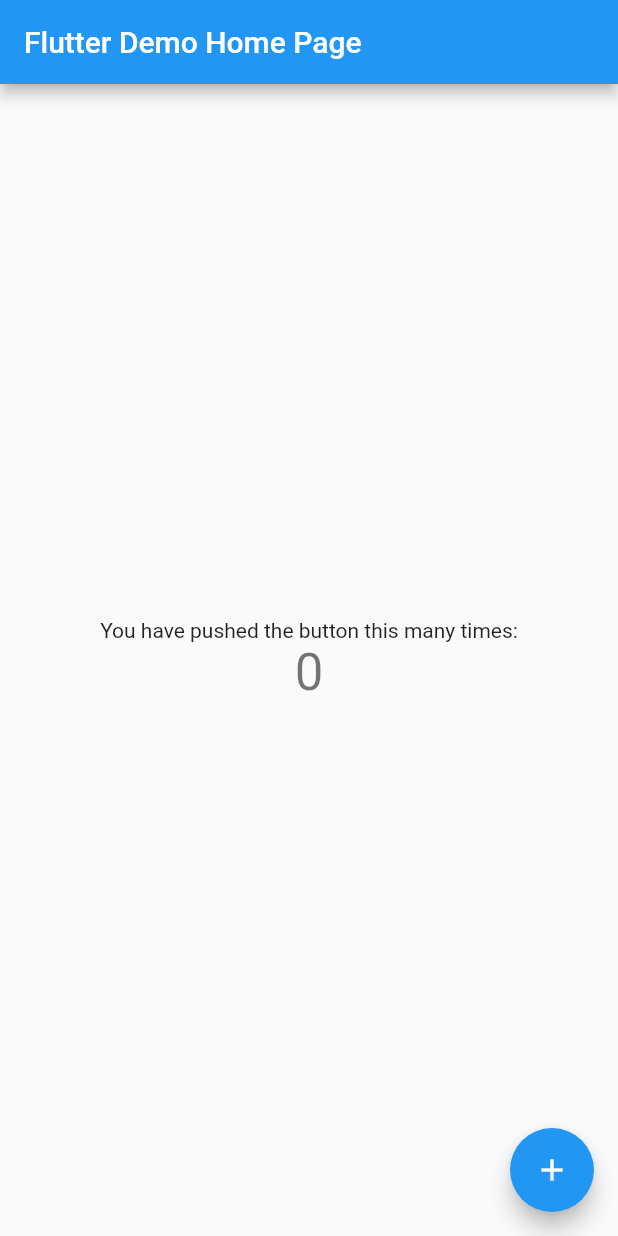
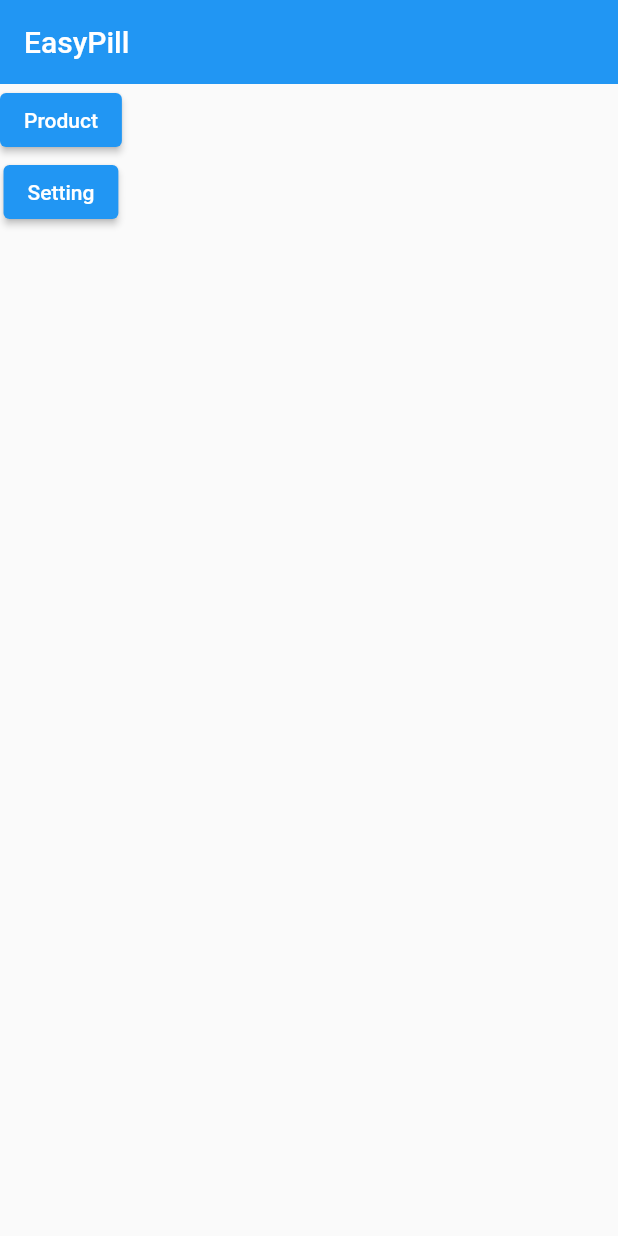
Before and after one commit to Petabyte-Studio/EasyPill_Client, a Flutter app: the screen it shows after launch, on a phone screen of 412 x 824 dp. Run offline on Flutter 3.47's test engine with Material 2 defaults, Android fonts, the light colour scheme and no system bars.

Commit message:
라우트를 통한 위젯 관리로 메인 화면 수정

```diff
--- a/lib/main.dart
+++ b/lib/main.dart
@@ -1,5 +1,6 @@
 import 'package:flutter/material.dart';
 import 'views/product_view.dart';
+import 'views/setting_view.dart';
 
 void main() {
   runApp(const MyApp());
@@ -12,106 +13,46 @@
   @override
   Widget build(BuildContext context) {
     return MaterialApp(
-      title: 'Flutter Demo',
-      theme: ThemeData(
-        // This is the theme of your application.
-        //
-        // Try running your application with "flutter run". You'll see the
-        // application has a blue toolbar. Then, without quitting the app, try
-        // changing the primarySwatch below to Colors.green and then invoke
-        // "hot reload" (press "r" in the console where you ran "flutter run",
-        // or simply save your changes to "hot reload" in a Flutter IDE).
-        // Notice that the counter didn't reset back to zero; the application
-        // is not restarted.
-        primarySwatch: Colors.blue,
+        title: 'EasyPill',
+        theme: ThemeData(
+          primarySwatch: Colors.blue,
+        ),
+        initialRoute: '/',
+        routes: {
+          '/': (context) => MainPage(),
+          '/product': (context) => ProductView(),
+          '/setting': (context) => SettingView()
+        });
+  }
+}
+
+class MainPage extends StatefulWidget {
+  @override
+  State<MainPage> createState() => _MainPageState();
+}
+
+class _MainPageState extends State<MainPage> {
+  @override
+  Widget build(BuildContext context) {
+    return Scaffold(
+      appBar: AppBar(
+        title: Text('EasyPill'),
+        elevation: 0,
       ),
-      home: const MyHomePage(title: 'Flutter Demo Home Page'),
+      body: Column(
+        children: <Widget>[
+          ElevatedButton(
+              child: Text('Product'),
+              onPressed: () {
+                Navigator.of(context).pushNamed('/product');
+              }),
+          ElevatedButton(
+              child: Text('Setting'),
+              onPressed: () {
+                Navigator.of(context).pushNamed('/setting');
+              }),
+        ],
+      ),
     );
   }
 }
-
-class MyHomePage extends StatefulWidget {
-  const MyHomePage({Key? key, required this.title}) : super(key: key);
-
-  // This widget is the home page of your application. It is stateful, meaning
-  // that it has a State object (defined below) that contains fields that affect
-  // how it looks.
-
-  // This class is the configuration for the state. It holds the values (in this
-  // case the title) provided by the parent (in this case the App widget) and
-  // used by the build method of the State. Fields in a Widget subclass are
-  // always marked "final".
-
-  final String title;
-
-  @override
-  State<MyHomePage> createState() => _MyHomePageState();
-}
-
-class _MyHomePageState extends State<MyHomePage> {
-  int _counter = 0;
-
-  void _incrementCounter() {
-    setState(() {
-      // This call to setState tells the Flutter framework that something has
-      // changed in this State, which causes it to rerun the build method below
-      // so that the display can reflect the updated values. If we changed
-      // _counter without calling setState(), then the build method would not be
-      // called again, and so nothing would appear to happen.
-      Navigator.push(
-          context, MaterialPageRoute(builder: (context) => ProductView()));
-    });
-  }
-
-  @override
-  Widget build(BuildContext context) {
-    // This method is rerun every time setState is called, for instance as done
-    // by the _incrementCounter method above.
-    //
-    // The Flutter framework has been optimized to make rerunning build methods
-    // fast, so that you can just rebuild anything that needs updating rather
-    // than having to individually change instances of widgets.
-    return Scaffold(
-      appBar: AppBar(
-        // Here we take the value from the MyHomePage object that was created by
-        // the App.build method, and use it to set our appbar title.
-        title: Text(widget.title),
-      ),
-      body: Center(
-        // Center is a layout widget. It takes a single child and positions it
-        // in the middle of the parent.
-        child: Column(
-          // Column is also a layout widget. It takes a list of children and
-          // arranges them vertically. By default, it sizes itself to fit its
-          // children horizontally, and tries to be as tall as its parent.
-          //
-          // Invoke "debug painting" (press "p" in the console, choose the
-          // "Toggle Debug Paint" action from the Flutter Inspector in Android
-          // Studio, or the "Toggle Debug Paint" command in Visual Studio Code)
-          // to see the wireframe for each widget.
-          //
-          // Column has various properties to control how it sizes itself and
-          // how it positions its children. Here we use mainAxisAlignment to
-          // center the children vertically; the main axis here is the vertical
-          // axis because Columns are vertical (the cross axis would be
-          // horizontal).
-          mainAxisAlignment: MainAxisAlignment.center,
-          children: <Widget>[
-            const Text(
-              'You have pushed the button this many times:',
-            ),
-            Text(
-              '$_counter',
-              style: Theme.of(context).textTheme.headline4,
-            ),
-          ],
-        ),
-      ),
-      floatingActionButton: FloatingActionButton(
-        onPressed: _incrementCounter,
-        tooltip: 'Increment',
-        child: const Icon(Icons.add),
-      ), // This trailing comma makes auto-formatting nicer for build methods.
-    );
-  }
-}
--- a/lib/views/product_view.dart
+++ b/lib/views/product_view.dart
@@ -12,7 +12,6 @@
 
   @override
   void initState() {
-    // TODO: implement initState
     super.initState();
     data = List.empty(growable: true);
     getJSONData();
@@ -29,8 +28,7 @@
 
   @override
   Widget build(BuildContext context) {
-    return MaterialApp(
-      home: Scaffold(
+    return Scaffold(
         appBar: AppBar(
           title: Text('Product List'),
         ),
@@ -40,7 +38,6 @@
               : ListView.builder(
                   itemBuilder: (context, index) {
                     return Card(
-                        child: Container(
                       child: Column(
                         children: <Widget>[
                           Text(data![index]['id'].toString()),
@@ -50,12 +47,10 @@
                           Text(data![index]['rate'].toString()),
                         ],
                       ),
-                        ),
                     );
                   },
                   itemCount: data!.length),
-          )),
-    );
+        ));
   }
 }
 
```
Also changed, not shown: lib/views/setting_view.dart (added, +17 -0 lines). Lines whose indentation alone changed are shown as unchanged.
